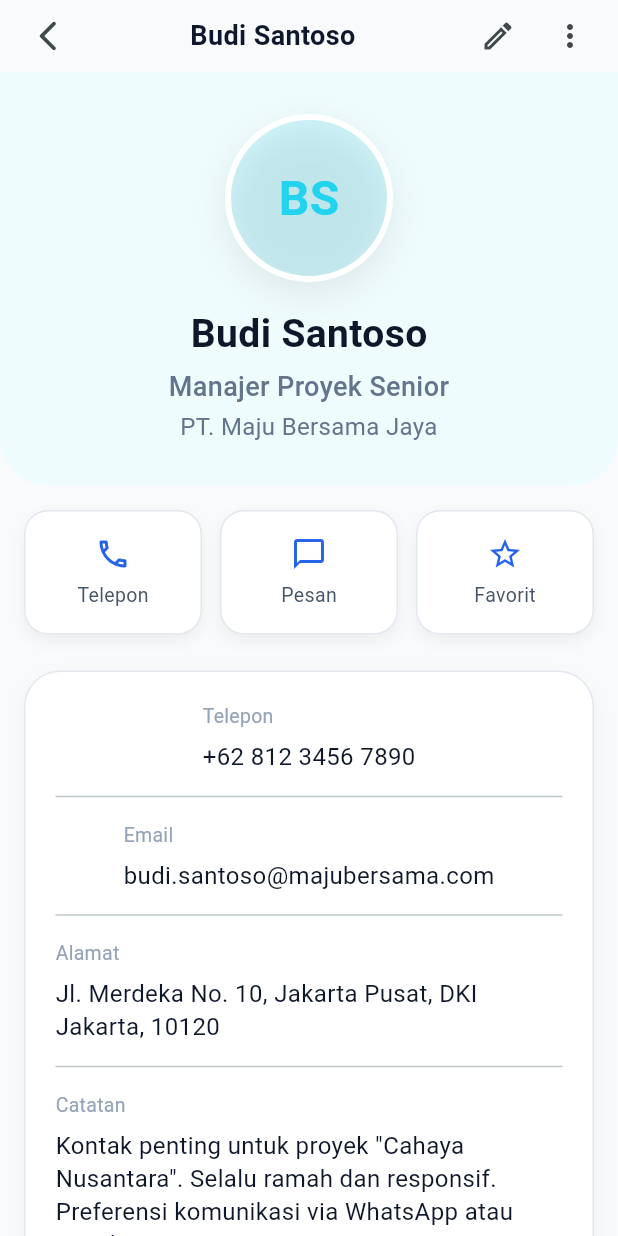
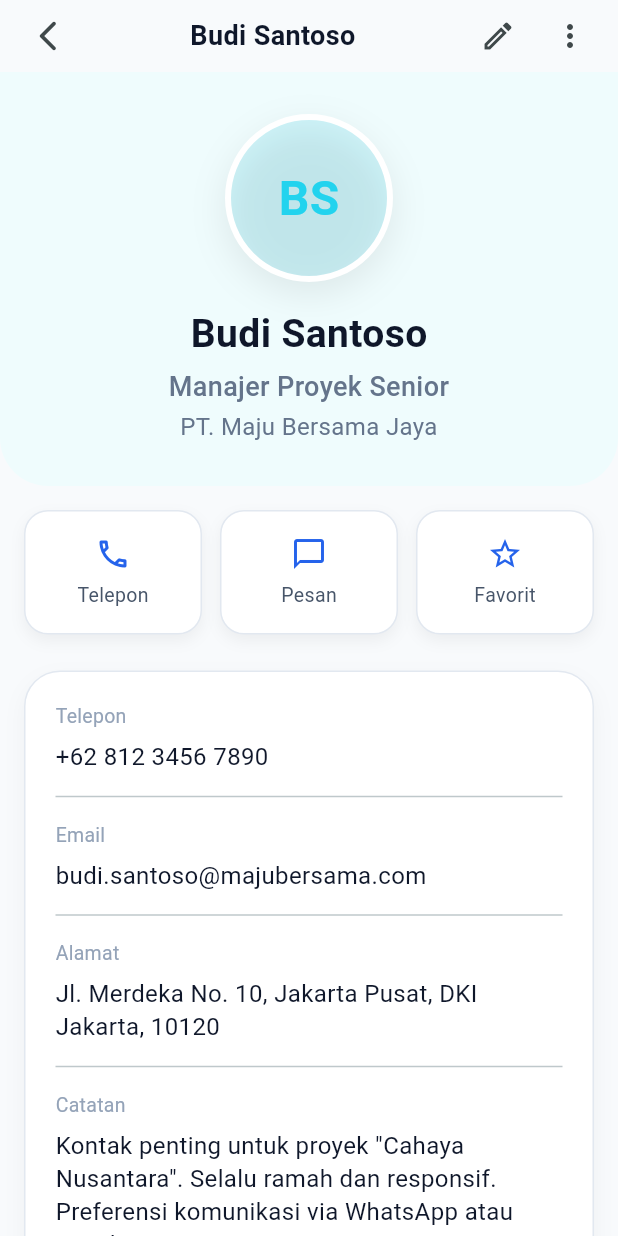
Before and after one commit to BagusAth/simple-contact-app, a Flutter app: the ContactDetailScreen screen opened directly, on a phone screen of 412 x 824 dp. Run offline on Flutter 3.47's test engine with Material 3 defaults, Android fonts, the phone set to English and light mode, and no system bars.

Commit message:
add cross-axis alignment to contact detail layout and implement navigation to contact detail screen

```diff
--- a/lib/screens/contact_detail.dart
+++ b/lib/screens/contact_detail.dart
@@ -234,6 +234,7 @@ class _ContactDetailScreenState extends State<ContactDetailScreen> {
       ),
       padding: const EdgeInsets.all(20),
       child: Column(
+        crossAxisAlignment: CrossAxisAlignment.stretch,
         children: [
           _InfoField(
             label: 'Telepon',
```
Also changed, not shown: lib/screens/contact_list_screen.dart (+6 -1 lines).
